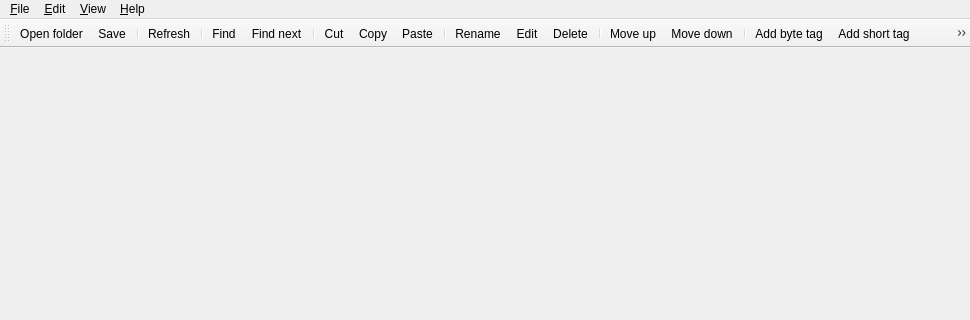
First picture: the form in proj/src/MainWindow.ui, repository germix/minecraft-explorer, before the edit; both pictures show x 0 to 970 and y 0 to 320 of the 970 by 468 pixel window.
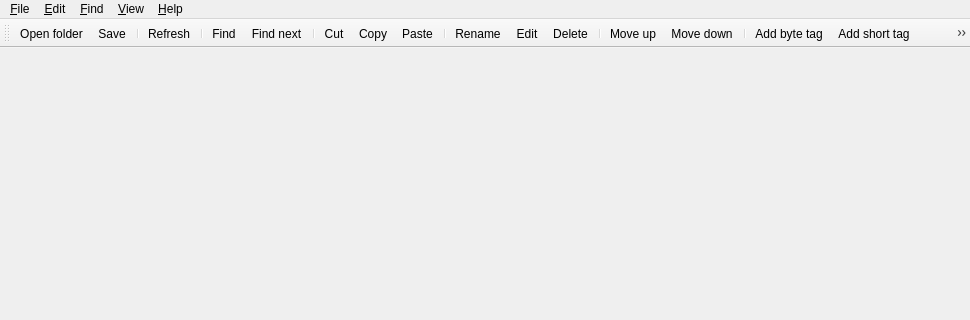
Second picture: the form after the edit. Icons and pictures are not drawn.

Commit message: Find menu

The edit to the form file:
```diff
--- a/proj/src/MainWindow.ui
+++ b/proj/src/MainWindow.ui
@@ -58,8 +58,16 @@
     <addaction name="actionMoveItemUp"/>
     <addaction name="actionMoveItemDown"/>
    </widget>
+   <widget class="QMenu" name="menu_Find">
+    <property name="title">
+     <string>&amp;Find</string>
+    </property>
+    <addaction name="actionFind"/>
+    <addaction name="actionFindNext"/>
+   </widget>
    <addaction name="menu_File"/>
    <addaction name="menu_Edit"/>
+   <addaction name="menu_Find"/>
    <addaction name="menu_View"/>
    <addaction name="menu_Help"/>
   </widget>
```
